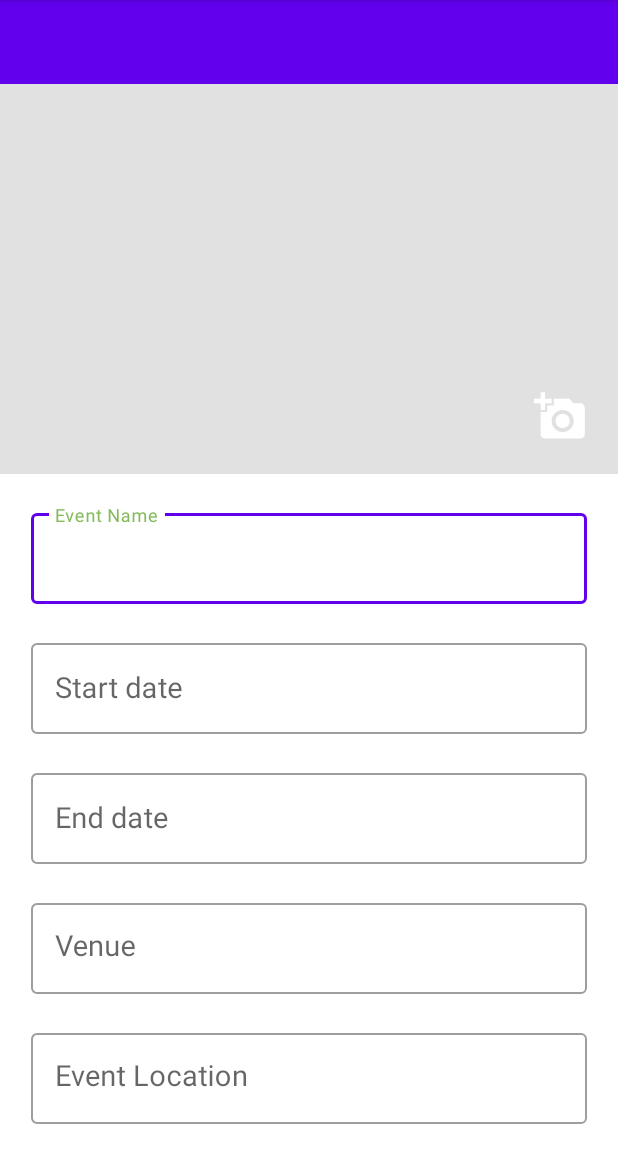
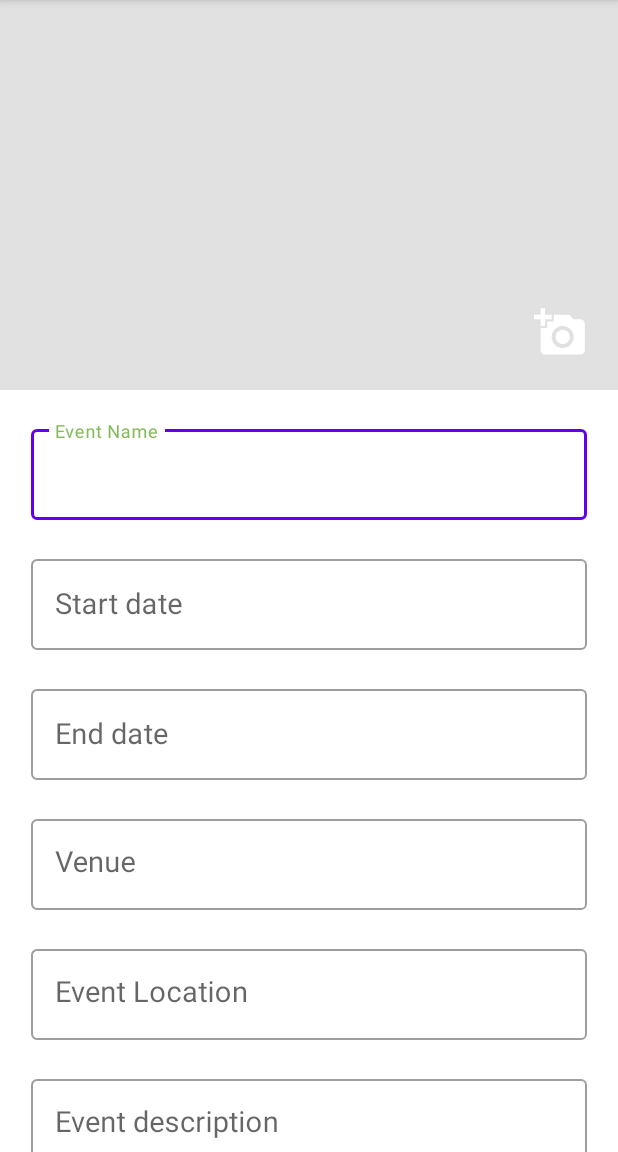
Before and after one commit to rishidyno/Festify, an Android app: the fragment CreateEventFragment shown on its own in the app's theme, on a phone screen of 412 x 824 dp, the part 84-1236 px from its top. Run offline under Robolectric (Android 15) with nearby library versions, the phone set to English and light mode, and no system bars; our stand-ins replace sdp/ssp sizes; 1 statement that could not run was skipped.

Commit message:
changed-fragment-create-event.xml

```diff
--- a/app/src/main/res/layout/fragment_create_event.xml
+++ b/app/src/main/res/layout/fragment_create_event.xml
@@ -6,15 +6,6 @@
     android:layout_height="match_parent"
     tools:context=".ui.CreateEvent.CreateEventFragment">
 
-    <androidx.appcompat.widget.Toolbar
-        android:id="@+id/toolbar_add_dish_activity"
-        android:layout_width="match_parent"
-        android:layout_height="?attr/actionBarSize"
-        android:background="?attr/colorPrimary"
-        app:layout_constraintEnd_toEndOf="parent"
-        app:layout_constraintStart_toStartOf="parent"
-        app:layout_constraintTop_toTopOf="parent"
-        app:titleTextColor="@color/white" />
 
     <ScrollView
         android:layout_width="match_parent"
@@ -24,7 +15,7 @@
         app:layout_constraintBottom_toBottomOf="parent"
         app:layout_constraintEnd_toEndOf="parent"
         app:layout_constraintStart_toStartOf="parent"
-        app:layout_constraintTop_toBottomOf="@id/toolbar_add_dish_activity">
+        app:layout_constraintTop_toTopOf="parent">
 
         <androidx.constraintlayout.widget.ConstraintLayout
             android:layout_width="match_parent"
```
